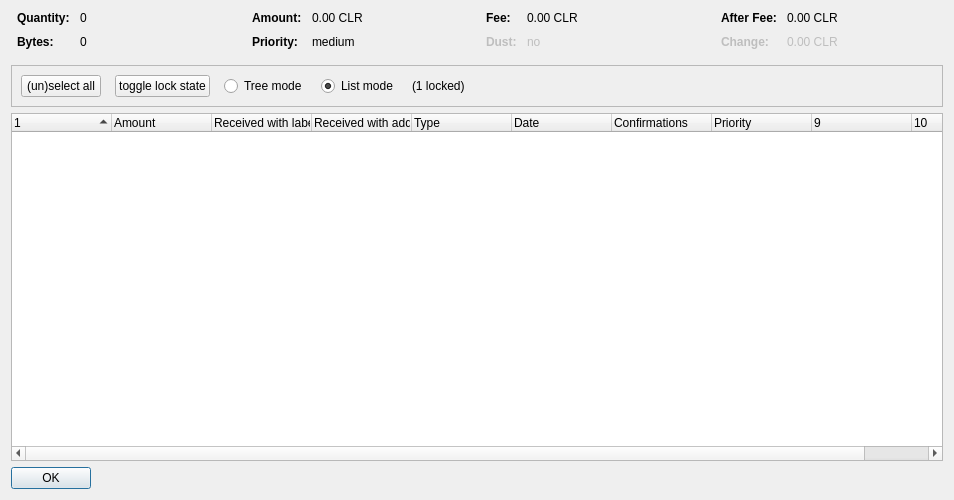
Above: src/qt/forms/coincontroldialog.ui from ClearNode/Clearcore-Project before the change. Below: the same form after it.
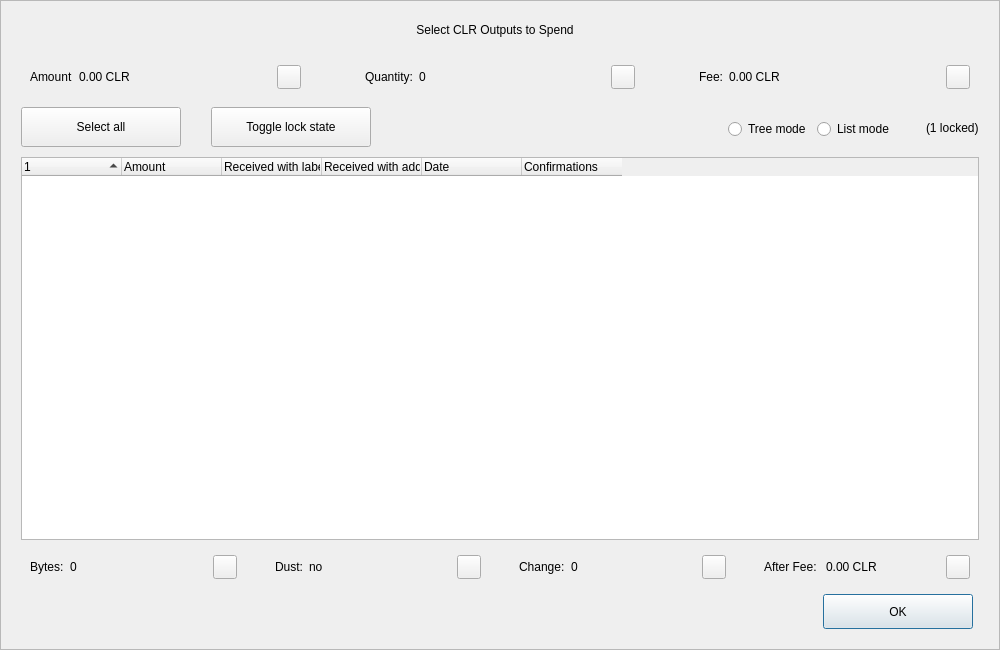
That is the form after the change. Custom widgets are drawn as their Qt base class.

What changed in the file:
```diff
--- a/src/qt/forms/coincontroldialog.ui
+++ b/src/qt/forms/coincontroldialog.ui
@@ -6,50 +6,204 @@
    <rect>
     <x>0</x>
     <y>0</y>
-    <width>954</width>
-    <height>500</height>
+    <width>1000</width>
+    <height>650</height>
    </rect>
   </property>
+  <property name="minimumSize">
+   <size>
+    <width>950</width>
+    <height>650</height>
+   </size>
+  </property>
   <property name="windowTitle">
    <string>Coin Selection</string>
   </property>
+  <property name="styleSheet">
+   <string notr="true"/>
+  </property>
   <layout class="QVBoxLayout" name="verticalLayout">
-   <item>
-    <layout class="QHBoxLayout" name="horizontalLayoutTop" stretch="0,0,0,0">
+   <property name="spacing">
+    <number>0</number>
+   </property>
+   <property name="leftMargin">
+    <number>0</number>
+   </property>
      <property name="topMargin">
       <number>0</number>
      </property>
+   <property name="rightMargin">
+    <number>0</number>
+   </property>
      <property name="bottomMargin">
-      <number>10</number>
+    <number>0</number>
      </property>
      <item>
-      <layout class="QFormLayout" name="formLayoutCoinControl1">
-       <property name="horizontalSpacing">
-        <number>10</number>
-       </property>
-       <property name="verticalSpacing">
-        <number>10</number>
-       </property>
+    <widget class="QFrame" name="frameContainer">
+     <property name="toolTipDuration">
+      <number>0</number>
+     </property>
+     <property name="frameShape">
+      <enum>QFrame::StyledPanel</enum>
+     </property>
+     <property name="frameShadow">
+      <enum>QFrame::Raised</enum>
+     </property>
+     <layout class="QVBoxLayout" name="verticalLayout_2">
        <property name="leftMargin">
-        <number>6</number>
+       <number>0</number>
        </property>
        <property name="rightMargin">
-        <number>6</number>
-       </property>
-       <item row="0" column="0">
+       <number>0</number>
+      </property>
+      <property name="bottomMargin">
+       <number>20</number>
+      </property>
+      <item>
+       <layout class="QHBoxLayout" name="horizontalLayout_12">
+        <property name="spacing">
+         <number>0</number>
+        </property>
+        <property name="leftMargin">
+         <number>20</number>
+        </property>
+        <property name="rightMargin">
+         <number>30</number>
+        </property>
+        <item>
+         <spacer name="horizontalSpacer_4">
+          <property name="orientation">
+           <enum>Qt::Horizontal</enum>
+          </property>
+          <property name="sizeHint" stdset="0">
+           <size>
+            <width>40</width>
+            <height>20</height>
+           </size>
+          </property>
+         </spacer>
+        </item>
+        <item>
+         <widget class="QLabel" name="labelTitle">
+          <property name="minimumSize">
+           <size>
+            <width>0</width>
+            <height>40</height>
+           </size>
+          </property>
+          <property name="maximumSize">
+           <size>
+            <width>16777215</width>
+            <height>40</height>
+           </size>
+          </property>
+          <property name="text">
+           <string>Select CLR Outputs to Spend</string>
+          </property>
+          <property name="alignment">
+           <set>Qt::AlignCenter</set>
+          </property>
+          <property name="margin">
+           <number>7</number>
+          </property>
+         </widget>
+        </item>
+        <item>
+         <spacer name="horizontalSpacer_5">
+          <property name="orientation">
+           <enum>Qt::Horizontal</enum>
+          </property>
+          <property name="sizeHint" stdset="0">
+           <size>
+            <width>40</width>
+            <height>20</height>
+           </size>
+          </property>
+         </spacer>
+        </item>
+       </layout>
+      </item>
+      <item>
+       <layout class="QHBoxLayout" name="horizontalLayout_8">
+        <property name="leftMargin">
+         <number>20</number>
+        </property>
+        <property name="rightMargin">
+         <number>20</number>
+        </property>
+        <item>
+         <widget class="QWidget" name="layoutAmount" native="true">
+          <layout class="QHBoxLayout" name="horizontalLayout_9" stretch="0,1,0">
+           <item>
+            <widget class="QLabel" name="labelCoinControlAmountText">
+             <property name="text">
+              <string>Amount</string>
+             </property>
+            </widget>
+           </item>
+           <item>
+            <widget class="QLabel" name="labelCoinControlAmount">
+             <property name="text">
+              <string>0.00 CLR</string>
+             </property>
+            </widget>
+           </item>
+           <item alignment="Qt::AlignHCenter|Qt::AlignVCenter">
+            <widget class="QPushButton" name="pushButtonAmount">
+             <property name="minimumSize">
+              <size>
+               <width>0</width>
+               <height>24</height>
+              </size>
+             </property>
+             <property name="maximumSize">
+              <size>
+               <width>24</width>
+               <height>26</height>
+              </size>
+             </property>
+             <property name="focusPolicy">
+              <enum>Qt::NoFocus</enum>
+             </property>
+             <property name="styleSheet">
+              <string notr="true">padding-bottom:2px;
+padding-right:4px;</string>
+             </property>
+             <property name="text">
+              <string/>
+             </property>
+            </widget>
+           </item>
+          </layout>
+         </widget>
+        </item>
+        <item>
+         <spacer name="horizontalSpacer_2">
+          <property name="orientation">
+           <enum>Qt::Horizontal</enum>
+          </property>
+          <property name="sizeType">
+           <enum>QSizePolicy::Fixed</enum>
+          </property>
+          <property name="sizeHint" stdset="0">
+           <size>
+            <width>40</width>
+            <height>20</height>
+           </size>
+          </property>
+         </spacer>
+        </item>
+        <item>
+         <widget class="QWidget" name="layoutQuantity" native="true">
+          <layout class="QHBoxLayout" name="horizontalLayout_10" stretch="0,1,0">
+           <item>
         <widget class="QLabel" name="labelCoinControlQuantityText">
-         <property name="font">
-          <font>
-           <weight>75</weight>
-           <bold>true</bold>
-          </font>
-         </property>
          <property name="text">
           <string>Quantity:</string>
          </property>
         </widget>
        </item>
-       <item row="0" column="1">
+           <item>
         <widget class="QLabel" name="labelCoinControlQuantity">
          <property name="cursor">
           <cursorShape>IBeamCursor</cursorShape>
@@ -58,146 +212,66 @@
           <enum>Qt::ActionsContextMenu</enum>
          </property>
          <property name="text">
-          <string notr="true">0</string>
-         </property>
-         <property name="textInteractionFlags">
-          <set>Qt::LinksAccessibleByMouse|Qt::TextSelectableByKeyboard|Qt::TextSelectableByMouse</set>
-         </property>
-        </widget>
-       </item>
-       <item row="1" column="0">
-        <widget class="QLabel" name="labelCoinControlBytesText">
-         <property name="font">
-          <font>
-           <weight>75</weight>
-           <bold>true</bold>
-          </font>
-         </property>
-         <property name="text">
-          <string>Bytes:</string>
-         </property>
-        </widget>
-       </item>
-       <item row="1" column="1">
-        <widget class="QLabel" name="labelCoinControlBytes">
-         <property name="cursor">
-          <cursorShape>IBeamCursor</cursorShape>
-         </property>
-         <property name="contextMenuPolicy">
-          <enum>Qt::ActionsContextMenu</enum>
+              <string>0</string>
+             </property>
+            </widget>
+           </item>
+           <item alignment="Qt::AlignHCenter|Qt::AlignVCenter">
+            <widget class="QPushButton" name="pushButtonQuantity">
+             <property name="minimumSize">
+              <size>
+               <width>0</width>
+               <height>24</height>
+              </size>
+             </property>
+             <property name="maximumSize">
+              <size>
+               <width>24</width>
+               <height>26</height>
+              </size>
+             </property>
+             <property name="focusPolicy">
+              <enum>Qt::NoFocus</enum>
+             </property>
+             <property name="styleSheet">
+              <string notr="true">padding-bottom:2px;
+               padding-right:4px;</string>
          </property>
          <property name="text">
-          <string notr="true">0</string>
-         </property>
-         <property name="textInteractionFlags">
-          <set>Qt::LinksAccessibleByMouse|Qt::TextSelectableByKeyboard|Qt::TextSelectableByMouse</set>
-         </property>
+              <string/>
+             </property>
         </widget>
        </item>
       </layout>
+         </widget>
      </item>
      <item>
-      <layout class="QFormLayout" name="formLayoutCoinControl2">
-       <property name="horizontalSpacing">
-        <number>10</number>
-       </property>
-       <property name="verticalSpacing">
-        <number>10</number>
-       </property>
-       <property name="leftMargin">
-        <number>6</number>
-       </property>
-       <property name="rightMargin">
-        <number>6</number>
-       </property>
-       <item row="0" column="0">
-        <widget class="QLabel" name="labelCoinControlAmountText">
-         <property name="font">
-          <font>
-           <weight>75</weight>
-           <bold>true</bold>
-          </font>
-         </property>
-         <property name="text">
-          <string>Amount:</string>
-         </property>
-        </widget>
-       </item>
-       <item row="0" column="1">
-        <widget class="QLabel" name="labelCoinControlAmount">
-         <property name="cursor">
-          <cursorShape>IBeamCursor</cursorShape>
-         </property>
-         <property name="contextMenuPolicy">
-          <enum>Qt::ActionsContextMenu</enum>
-         </property>
-         <property name="text">
-          <string notr="true">0.00 CLR</string>
-         </property>
-         <property name="textInteractionFlags">
-          <set>Qt::LinksAccessibleByMouse|Qt::TextSelectableByKeyboard|Qt::TextSelectableByMouse</set>
-         </property>
-        </widget>
-       </item>
-       <item row="1" column="0">
-        <widget class="QLabel" name="labelCoinControlPriorityText">
-         <property name="font">
-          <font>
-           <weight>75</weight>
-           <bold>true</bold>
-          </font>
-         </property>
-         <property name="text">
-          <string>Priority:</string>
-         </property>
-        </widget>
-       </item>
-       <item row="1" column="1">
-        <widget class="QLabel" name="labelCoinControlPriority">
-         <property name="cursor">
-          <cursorShape>IBeamCursor</cursorShape>
-         </property>
-         <property name="contextMenuPolicy">
-          <enum>Qt::ActionsContextMenu</enum>
-         </property>
-         <property name="text">
-          <string>medium</string>
-         </property>
-         <property name="textInteractionFlags">
-          <set>Qt::LinksAccessibleByMouse|Qt::TextSelectableByKeyboard|Qt::TextSelectableByMouse</set>
-         </property>
-        </widget>
-       </item>
-      </layout>
-     </item>
+         <spacer name="horizontalSpacer_22">
+          <property name="orientation">
+           <enum>Qt::Horizontal</enum>
+          </property>
+          <property name="sizeType">
+           <enum>QSizePolicy::Fixed</enum>
+          </property>
+          <property name="sizeHint" stdset="0">
+           <size>
+            <width>40</width>
+            <height>20</height>
+           </size>
+          </property>
+         </spacer>
+        </item>
      <item>
-      <layout class="QFormLayout" name="formLayoutCoinControl3">
-       <property name="horizontalSpacing">
-        <number>10</number>
-       </property>
-       <property name="verticalSpacing">
-        <number>10</number>
-       </property>
-       <property name="leftMargin">
-        <number>6</number>
-       </property>
-       <property name="rightMargin">
-        <number>6</number>
-       </property>
-       <item row="0" column="0">
+         <widget class="QWidget" name="layoutFee" native="true">
+          <layout class="QHBoxLayout" name="horizontalLayout_11" stretch="0,1,0">
+           <item>
         <widget class="QLabel" name="labelCoinControlFeeText">
-         <property name="font">
-          <font>
-           <weight>75</weight>
-           <bold>true</bold>
-          </font>
-         </property>
          <property name="text">
           <string>Fee:</string>
          </property>
         </widget>
        </item>
-       <item row="0" column="1">
+           <item>
         <widget class="QLabel" name="labelCoinControlFee">
          <property name="cursor">
           <cursorShape>IBeamCursor</cursorShape>
@@ -206,129 +280,38 @@
           <enum>Qt::ActionsContextMenu</enum>
          </property>
          <property name="text">
-          <string notr="true">0.00 CLR</string>
-         </property>
-         <property name="textInteractionFlags">
-          <set>Qt::LinksAccessibleByMouse|Qt::TextSelectableByKeyboard|Qt::TextSelectableByMouse</set>
-         </property>
-        </widget>
-       </item>
-       <item row="1" column="0">
-        <widget class="QLabel" name="labelCoinControlLowOutputText">
-         <property name="enabled">
-          <bool>false</bool>
-         </property>
-         <property name="font">
-          <font>
-           <weight>75</weight>
-           <bold>true</bold>
-          </font>
-         </property>
-         <property name="text">
-          <string>Dust:</string>
-         </property>
-        </widget>
-       </item>
-       <item row="1" column="1">
-        <widget class="QLabel" name="labelCoinControlLowOutput">
-         <property name="enabled">
-          <bool>false</bool>
-         </property>
-         <property name="cursor">
-          <cursorShape>IBeamCursor</cursorShape>
-         </property>
-         <property name="contextMenuPolicy">
-          <enum>Qt::ActionsContextMenu</enum>
-         </property>
+              <string>0.00 CLR</string>
+             </property>
+            </widget>
+           </item>
+           <item alignment="Qt::AlignHCenter|Qt::AlignVCenter">
+            <widget class="QPushButton" name="pushButtonFee">
+             <property name="minimumSize">
+              <size>
+               <width>0</width>
+               <height>24</height>
+              </size>
+             </property>
+             <property name="maximumSize">
+              <size>
+               <width>24</width>
+               <height>26</height>
+              </size>
+             </property>
+             <property name="focusPolicy">
+              <enum>Qt::NoFocus</enum>
+             </property>
+             <property name="styleSheet">
+              <string notr="true">padding-bottom:2px;
+               padding-right:4px;</string>
+             </property>
          <property name="text">
-          <string>no</string>
-         </property>
-         <property name="textInteractionFlags">
-          <set>Qt::LinksAccessibleByMouse|Qt::TextSelectableByKeyboard|Qt::TextSelectableByMouse</set>
-         </property>
+              <string/>
+             </property>
         </widget>
        </item>
       </layout>
-     </item>
-     <item>
-      <layout class="QFormLayout" name="formLayoutCoinControl4">
-       <property name="horizontalSpacing">
-        <number>10</number>
-       </property>
-       <property name="verticalSpacing">
-        <number>10</number>
-       </property>
-       <property name="leftMargin">
-        <number>6</number>
-       </property>
-       <property name="rightMargin">
-        <number>6</number>
-       </property>
-       <item row="0" column="0">
-        <widget class="QLabel" name="labelCoinControlAfterFeeText">
-         <property name="font">
-          <font>
-           <weight>75</weight>
-           <bold>true</bold>
-          </font>
-         </property>
-         <property name="text">
-          <string>After Fee:</string>
-         </property>
-        </widget>
-       </item>
-       <item row="0" column="1">
-        <widget class="QLabel" name="labelCoinControlAfterFee">
-         <property name="cursor">
-          <cursorShape>IBeamCursor</cursorShape>
-         </property>
-         <property name="contextMenuPolicy">
-          <enum>Qt::ActionsContextMenu</enum>
-         </property>
-         <property name="text">
-          <string notr="true">0.00 CLR</string>
-         </property>
-         <property name="textInteractionFlags">
-          <set>Qt::LinksAccessibleByMouse|Qt::TextSelectableByKeyboard|Qt::TextSelectableByMouse</set>
-         </property>
-        </widget>
-       </item>
-       <item row="1" column="0">
-        <widget class="QLabel" name="labelCoinControlChangeText">
-         <property name="enabled">
-          <bool>false</bool>
-         </property>
-         <property name="font">
-          <font>
-           <weight>75</weight>
-           <bold>true</bold>
-          </font>
-         </property>
-         <property name="text">
-          <string>Change:</string>
-         </property>
-        </widget>
-       </item>
-       <item row="1" column="1">
-        <widget class="QLabel" name="labelCoinControlChange">
-         <property name="enabled">
-          <bool>false</bool>
-         </property>
-         <property name="cursor">
-          <cursorShape>IBeamCursor</cursorShape>
-         </property>
-         <property name="contextMenuPolicy">
-          <enum>Qt::ActionsContextMenu</enum>
-         </property>
-         <property name="text">
-          <string notr="true">0.00 CLR</string>
-         </property>
-         <property name="textInteractionFlags">
-          <set>Qt::LinksAccessibleByMouse|Qt::TextSelectableByKeyboard|Qt::TextSelectableByMouse</set>
-         </property>
-        </widget>
-       </item>
-      </layout>
+         </widget>
      </item>
     </layout>
    </item>
@@ -340,6 +323,11 @@
        <height>40</height>
       </size>
      </property>
+        <property name="styleSheet">
+         <string notr="true">#frame {
+	border:0;
+}</string>
+        </property>
      <property name="frameShape">
       <enum>QFrame::StyledPanel</enum>
      </property>
@@ -347,10 +335,25 @@
       <enum>QFrame::Sunken</enum>
      </property>
      <layout class="QHBoxLayout" name="horizontalLayout">
+         <property name="spacing">
+          <number>0</number>
+         </property>
+         <property name="leftMargin">
+          <number>20</number>
+         </property>
+         <property name="topMargin">
+          <number>0</number>
+         </property>
+         <property name="rightMargin">
+          <number>20</number>
+         </property>
+         <property name="bottomMargin">
+          <number>0</number>
+         </property>
       <item>
        <layout class="QHBoxLayout" name="horizontalLayoutPanel" stretch="0,0,0,0,0,0">
         <property name="spacing">
-         <number>14</number>
+            <number>20</number>
         </property>
         <item>
          <widget class="QPushButton" name="pushButtonSelectAll">
@@ -360,14 +363,51 @@
             <verstretch>0</verstretch>
            </sizepolicy>
           </property>
+             <property name="minimumSize">
+              <size>
+               <width>160</width>
+               <height>40</height>
+              </size>
+             </property>
+             <property name="maximumSize">
+              <size>
+               <width>16777215</width>
+               <height>40</height>
+              </size>
+             </property>
           <property name="text">
-           <string>(un)select all</string>
+              <string>Select all</string>
+             </property>
+             <property name="checkable">
+              <bool>true</bool>
+             </property>
+             <property name="checked">
+              <bool>false</bool>
+             </property>
+             <property name="autoExclusive">
+              <bool>false</bool>
           </property>
           <property name="autoDefault">
            <bool>false</bool>
           </property>
          </widget>
         </item>
+           <item>
+            <spacer name="horizontalSpacer_6">
+             <property name="orientation">
+              <enum>Qt::Horizontal</enum>
+             </property>
+             <property name="sizeType">
+              <enum>QSizePolicy::Fixed</enum>
+             </property>
+             <property name="sizeHint" stdset="0">
+              <size>
+               <width>10</width>
+               <height>20</height>
+              </size>
+             </property>
+            </spacer>
+           </item>
         <item>
          <widget class="QPushButton" name="pushButtonToggleLock">
           <property name="sizePolicy">
@@ -376,14 +416,60 @@
             <verstretch>0</verstretch>
            </sizepolicy>
           </property>
+             <property name="minimumSize">
+              <size>
+               <width>160</width>
+               <height>40</height>
+              </size>
+             </property>
+             <property name="maximumSize">
+              <size>
+               <width>16777215</width>
+               <height>40</height>
+              </size>
+             </property>
           <property name="text">
-           <string>toggle lock state</string>
+              <string>Toggle lock state</string>
+             </property>
+             <property name="checkable">
+              <bool>true</bool>
+             </property>
+             <property name="autoExclusive">
+              <bool>false</bool>
           </property>
           <property name="autoDefault">
            <bool>false</bool>
           </property>
          </widget>
         </item>
+           <item>
+            <spacer name="horizontalSpacer_7">
+             <property name="orientation">
+              <enum>Qt::Horizontal</enum>
+             </property>
+             <property name="sizeType">
+              <enum>QSizePolicy::Expanding</enum>
+             </property>
+             <property name="sizeHint" stdset="0">
+              <size>
+               <width>30</width>
+               <height>20</height>
+              </size>
+             </property>
+            </spacer>
+           </item>
+           <item alignment="Qt::AlignRight">
+            <widget class="QGroupBox" name="groupBox_2">
+             <property name="styleSheet">
+              <string notr="true">#groupBox_2 {
+    background-color:transparent;
+    border-radius:0;
+}</string>
+             </property>
+             <property name="title">
+              <string/>
+             </property>
+             <layout class="QHBoxLayout" name="horizontalLayout_14">
         <item>
          <widget class="QRadioButton" name="radioTreeMode">
           <property name="sizePolicy">
@@ -409,8 +495,11 @@
            <string>List mode</string>
           </property>
           <property name="checked">
-           <bool>true</bool>
-          </property>
+                 <bool>false</bool>
+                </property>
+               </widget>
+              </item>
+             </layout>
          </widget>
         </item>
         <item>
@@ -420,34 +509,32 @@
           </property>
          </widget>
         </item>
-        <item>
-         <spacer name="horizontalSpacer">
-          <property name="orientation">
-           <enum>Qt::Horizontal</enum>
-          </property>
-          <property name="sizeHint" stdset="0">
-           <size>
-            <width>40</width>
-            <height>20</height>
-           </size>
-          </property>
-         </spacer>
-        </item>
        </layout>
       </item>
      </layout>
     </widget>
    </item>
+      <item>
+       <layout class="QHBoxLayout" name="horizontalLayout_13">
+        <property name="leftMargin">
+         <number>20</number>
+        </property>
+        <property name="rightMargin">
+         <number>20</number>
+        </property>
    <item>
     <widget class="CoinControlTreeWidget" name="treeWidget">
      <property name="contextMenuPolicy">
       <enum>Qt::CustomContextMenu</enum>
      </property>
+          <property name="styleSheet">
+           <string notr="true"/>
+          </property>
      <property name="sortingEnabled">
       <bool>false</bool>
      </property>
      <property name="columnCount">
-      <number>10</number>
+           <number>6</number>
      </property>
      <attribute name="headerShowSortIndicator" stdset="0">
       <bool>true</bool>
@@ -475,11 +562,6 @@
        <string>Received with address</string>
       </property>
      </column>
-     <column>
-      <property name="text">
-       <string>Type</string>
-      </property>
-     </column>
      <column>
       <property name="text">
        <string>Date</string>
@@ -493,37 +575,247 @@
        <string>Confirmed</string>
       </property>
      </column>
-     <column>
+         </widget>
+        </item>
+       </layout>
+      </item>
+      <item>
+       <layout class="QHBoxLayout" name="horizontalLayout_3">
+        <property name="spacing">
+         <number>20</number>
+        </property>
+        <property name="leftMargin">
+         <number>20</number>
+        </property>
+        <property name="rightMargin">
+         <number>20</number>
+        </property>
+        <item>
+         <widget class="QWidget" name="layoutBytes" native="true">
+          <layout class="QHBoxLayout" name="horizontalLayout_4" stretch="0,1,0">
+           <item>
+            <widget class="QLabel" name="labelCoinControlBytesText">
       <property name="text">
-       <string>Priority</string>
-      </property>
-     </column>
-     <column>
+              <string>Bytes:</string>
+             </property>
+            </widget>
+           </item>
+           <item>
+            <widget class="QLabel" name="labelCoinControlBytes">
       <property name="text">
+              <string>0</string>
+             </property>
+            </widget>
+           </item>
+           <item alignment="Qt::AlignHCenter|Qt::AlignVCenter">
+            <widget class="QPushButton" name="pushButtonBytes">
+             <property name="minimumSize">
+              <size>
+               <width>0</width>
+               <height>24</height>
+              </size>
+             </property>
+             <property name="maximumSize">
+              <size>
+               <width>24</width>
+               <height>26</height>
+              </size>
+             </property>
+             <property name="focusPolicy">
+              <enum>Qt::NoFocus</enum>
+             </property>
+             <property name="styleSheet">
+              <string notr="true">padding-bottom:2px;
+               padding-right:4px;</string>
+             </property>
+             <property name="text">
        <string/>
       </property>
-     </column>
-     <column>
+            </widget>
+           </item>
+          </layout>
+         </widget>
+        </item>
+        <item>
+         <widget class="QWidget" name="layoutDust" native="true">
+          <layout class="QHBoxLayout" name="horizontalLayout_5" stretch="0,1,0">
+           <item>
+            <widget class="QLabel" name="labelCoinControlLowOutputText">
       <property name="text">
+              <string>Dust:</string>
+             </property>
+            </widget>
+           </item>
+           <item>
+            <widget class="QLabel" name="labelCoinControlLowOutput">
+             <property name="text">
+              <string>no</string>
+             </property>
+            </widget>
+           </item>
+           <item alignment="Qt::AlignHCenter|Qt::AlignVCenter">
+            <widget class="QPushButton" name="pushButtonDust">
+             <property name="minimumSize">
+              <size>
+               <width>0</width>
+               <height>24</height>
+              </size>
+             </property>
+             <property name="maximumSize">
+              <size>
+               <width>24</width>
+               <height>26</height>
+              </size>
+             </property>
+             <property name="focusPolicy">
+              <enum>Qt::NoFocus</enum>
+             </property>
+             <property name="styleSheet">
+              <string notr="true">padding-bottom:2px;
+               padding-right:4px;</string>
+             </property>
+             <property name="text">
        <string/>
       </property>
-     </column>
-    </widget>
-   </item>
+            </widget>
+           </item>
+          </layout>
+         </widget>
+        </item>
    <item>
-    <widget class="QDialogButtonBox" name="buttonBox">
-     <property name="sizePolicy">
-      <sizepolicy hsizetype="Maximum" vsizetype="Fixed">
-       <horstretch>0</horstretch>
-       <verstretch>0</verstretch>
-      </sizepolicy>
-     </property>
+         <widget class="QWidget" name="layoutChange" native="true">
+          <layout class="QHBoxLayout" name="horizontalLayout_6" stretch="0,1,0">
+           <item>
+            <widget class="QLabel" name="labelCoinControlChangeText">
+             <property name="text">
+              <string>Change:</string>
+             </property>
+            </widget>
+           </item>
+           <item>
+            <widget class="QLabel" name="labelCoinControlChange">
+             <property name="text">
+              <string>0</string>
+             </property>
+            </widget>
+           </item>
+           <item alignment="Qt::AlignHCenter|Qt::AlignVCenter">
+            <widget class="QPushButton" name="pushButtonChange">
+             <property name="minimumSize">
+              <size>
+               <width>0</width>
+               <height>24</height>
+              </size>
+             </property>
+             <property name="maximumSize">
+              <size>
+               <width>24</width>
+               <height>26</height>
+              </size>
+             </property>
+             <property name="focusPolicy">
+              <enum>Qt::NoFocus</enum>
+             </property>
+             <property name="styleSheet">
+              <string notr="true">padding-bottom:2px;
+               padding-right:4px;</string>
+             </property>
+             <property name="text">
+              <string/>
+             </property>
+            </widget>
+           </item>
+          </layout>
+         </widget>
+        </item>
+        <item>
+         <widget class="QWidget" name="layoutAfter" native="true">
+          <layout class="QHBoxLayout" name="horizontalLayout_7" stretch="0,1,0">
+           <item>
+            <widget class="QLabel" name="labelCoinControlAfterFeeText">
+             <property name="text">
+              <string>After Fee: </string>
+             </property>
+            </widget>
+           </item>
+           <item>
+            <widget class="QLabel" name="labelCoinControlAfterFee">
+             <property name="text">
+              <string>0.00 CLR</string>
+             </property>
+            </widget>
+           </item>
+           <item alignment="Qt::AlignHCenter|Qt::AlignVCenter">
+            <widget class="QPushButton" name="pushButtonAlterFee">
+             <property name="minimumSize">
+              <size>
+               <width>0</width>
+               <height>24</height>
+              </size>
+             </property>
+             <property name="maximumSize">
+              <size>
+               <width>24</width>
+               <height>26</height>
+              </size>
+             </property>
+             <property name="focusPolicy">
+              <enum>Qt::NoFocus</enum>
+             </property>
+             <property name="styleSheet">
+              <string notr="true">padding-bottom:2px;
+               padding-right:4px;</string>
+             </property>
+             <property name="text">
+              <string/>
+             </property>
+            </widget>
+           </item>
+          </layout>
+         </widget>
+        </item>
+       </layout>
+      </item>
+      <item>
+       <layout class="QHBoxLayout" name="horizontalLayout_2">
+        <property name="spacing">
+         <number>0</number>
+        </property>
+        <property name="leftMargin">
+         <number>20</number>
+        </property>
+        <property name="rightMargin">
+         <number>26</number>
+        </property>
+        <item>
+         <spacer name="horizontalSpacer_3">
      <property name="orientation">
       <enum>Qt::Horizontal</enum>
      </property>
-     <property name="standardButtons">
-      <set>QDialogButtonBox::Ok</set>
-     </property>
+          <property name="sizeHint" stdset="0">
+           <size>
+            <width>558</width>
+            <height>20</height>
+           </size>
+          </property>
+         </spacer>
+        </item>
+        <item>
+         <widget class="QPushButton" name="pushButtonOk">
+          <property name="minimumSize">
+           <size>
+            <width>150</width>
+            <height>35</height>
+           </size>
+          </property>
+          <property name="text">
+           <string>OK</string>
+          </property>
+         </widget>
+        </item>
+       </layout>
+      </item>
+     </layout>
     </widget>
    </item>
   </layout>
```
Left out of the diff: 12 changed lines with no effect on the pictures. Lines whose indentation alone changed are shown as unchanged.
